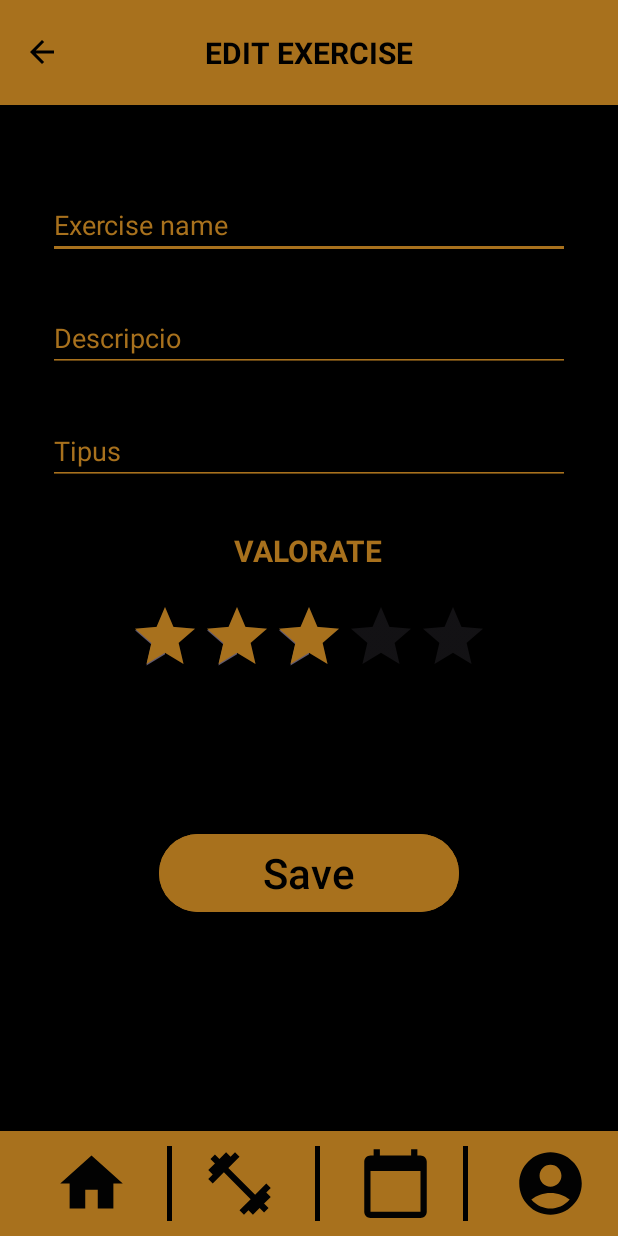
After one commit to OriolMunozZapater/EasyFitness, an Android app: the layout activity_edit_exercise.xml on its own in the app's theme, with its tools: preview values and no code run, on a phone screen of 412 x 824 dp. The commit adds this screen. Run offline under Robolectric (Android 15) with nearby library versions, the phone set to English and light mode, and no system bars.

Commit message:
pantalla editar exercici

```diff
--- /dev/null
+++ b/source/app/src/main/java/com/uablis/easyfitness/EditActivity.java
@@ -0,0 +1,75 @@
+package com.uablis.easyfitness;
+
+import android.annotation.SuppressLint;
+import android.app.DatePickerDialog;
+import android.content.DialogInterface;
+import android.content.Intent;
+import android.graphics.Color;
+import android.os.Bundle;
+import android.view.View;
+import android.widget.AdapterView;
+import android.widget.ArrayAdapter;
+import android.widget.Button;
+import android.widget.DatePicker;
+import android.widget.EditText;
+import android.widget.ImageView;
+import android.widget.RatingBar;
+import android.widget.Spinner;
+import android.widget.TextView;
+
+import androidx.annotation.Nullable;
+import androidx.appcompat.app.AlertDialog;
+import androidx.appcompat.app.AppCompatActivity;
+import androidx.appcompat.widget.Toolbar;
+
+public class EditActivity extends AppCompatActivity {
+
+    private EditText exName;
+    private EditText exDesc;
+    private EditText exTipo;
+    private RatingBar exExerciseRatingBar;
+    private Button btnAddExercise;
+    private Toolbar toolbar;
+    private ImageView backArrow;
+    @Override
+    protected void onCreate(Bundle savedInstanceState) {
+        super.onCreate(savedInstanceState);
+        setContentView(R.layout.activity_edit_exercise);
+
+        exName = findViewById(R.id.exName);
+        exDesc = findViewById(R.id.exDesc);
+        exTipo = findViewById(R.id.exTipo);
+        exExerciseRatingBar = findViewById(R.id.exExerciseRating);
+        btnAddExercise = findViewById(R.id.btnAddExercise);
+
+        toolbar = findViewById(R.id.toolbar);
+        backArrow = findViewById(R.id.backArrow);
+
+        btnAddExercise.setOnClickListener(new View.OnClickListener() {
+            @Override
+            public void onClick(View v) {
+                nextScreen();
+            }
+        });
+
+        backArrow.setOnClickListener(new View.OnClickListener() {
+            public void onClick(View v) {
+                backPressed();
+            }
+        });
+    }
+    public void nextScreen() {
+        String exerciseName = exName.getText().toString();
+        String exerciseDescription = exDesc.getText().toString();
+        String exerciseType = exTipo.getText().toString();
+        float exerciseRating = exExerciseRatingBar.getRating();
+
+        Intent intent = new Intent(EditActivity.this, HomeActivity.class);
+        startActivity(intent);
+    }
+
+    public void backPressed() {
+        Intent intent = new Intent(EditActivity.this, HomeActivity.class);
+        startActivity(intent);
+    }
+}
--- /dev/null
+++ b/source/app/src/main/res/layout/activity_edit_exercise.xml
@@ -0,0 +1,216 @@
+<?xml version="1.0" encoding="utf-8"?>
+<RelativeLayout xmlns:android="http://schemas.android.com/apk/res/android"
+    xmlns:app="http://schemas.android.com/apk/res-auto"
+    android:layout_width="match_parent"
+    android:layout_height="match_parent">
+
+    <RelativeLayout
+        android:layout_width="match_parent"
+        android:layout_height="match_parent">
+
+        <androidx.appcompat.widget.Toolbar
+            android:id="@+id/toolbar"
+            android:layout_width="match_parent"
+            android:layout_height="70dp"
+            android:background="#A8711D"
+            app:titleEnabled="false">
+
+            <ImageView
+                android:id="@+id/backArrow"
+                android:layout_width="wrap_content"
+                android:layout_height="wrap_content"
+                android:src="@drawable/ic_arrow_back"
+                android:layout_gravity="start"
+                android:layout_marginStart="10dp"
+                android:contentDescription="Back Arrow" />
+
+            <!-- TextView personalizado para el título -->
+            <TextView
+                android:layout_width="wrap_content"
+                android:layout_height="wrap_content"
+                android:text="EDIT EXERCISE"
+                android:textColor="@android:color/black"
+                android:textStyle="bold"
+                android:textSize="20sp"
+                android:layout_gravity="center" />
+
+        </androidx.appcompat.widget.Toolbar>
+        <RelativeLayout
+            android:layout_width="match_parent"
+            android:layout_height="match_parent"
+            android:background="@color/black"
+            android:layout_below="@id/toolbar">
+
+            <LinearLayout
+                android:id="@+id/layout"
+                android:layout_width="match_parent"
+                android:layout_height="wrap_content"
+                android:orientation="vertical"
+                android:padding="32dp">
+
+
+                <RelativeLayout
+                    android:layout_width="match_parent"
+                    android:layout_height="450dp">
+
+                    <!-- Aixo és nom de l'exercici-->
+                    <EditText
+                        android:id="@+id/exName"
+                        android:layout_width="match_parent"
+                        android:layout_height="wrap_content"
+                        android:hint="Exercise name"
+                        android:inputType="textEmailAddress"
+                        android:layout_marginTop="25dp"
+                        android:textColor="@android:color/white"
+                        android:textColorHint="#A8711D"
+                        android:backgroundTint="#A8711D" />
+
+                    <!-- Aixo és nom de l'exercici-->
+                    <EditText
+                        android:id="@+id/exDesc"
+                        android:layout_width="match_parent"
+                        android:layout_height="wrap_content"
+                        android:hint="Descripcio"
+                        android:inputType="textEmailAddress"
+                        android:layout_marginTop="30dp"
+                        android:textColor="@android:color/white"
+                        android:textColorHint="#A8711D"
+                        android:backgroundTint="#A8711D"
+                        android:layout_below="@id/exName"
+                        />
+
+                    <EditText
+                        android:id="@+id/exTipo"
+                        android:layout_width="match_parent"
+                        android:layout_height="wrap_content"
+                        android:hint="Tipus"
+                        android:inputType="textEmailAddress"
+                        android:layout_marginTop="30dp"
+                        android:textColor="@android:color/white"
+                        android:textColorHint="#A8711D"
+                        android:backgroundTint="#A8711D"
+                        android:layout_below="@id/exDesc"
+                        />
+
+                    <TextView
+                        android:id="@+id/evaluateText"
+                        android:layout_width="wrap_content"
+                        android:layout_height="wrap_content"
+                        android:text="VALORATE"
+                        android:textColor="#A8711D"
+                        android:layout_marginTop="30dp"
+                        android:layout_centerHorizontal="true"
+                        android:textStyle="bold"
+                        android:textSize="20sp"
+                        android:layout_gravity="center"
+                        android:layout_below='@id/exTipo'/>
+
+                    <RatingBar
+                        android:id="@+id/exExerciseRating"
+                        android:layout_width="wrap_content"
+                        android:layout_height="wrap_content"
+                        android:layout_below="@id/evaluateText"
+                        android:layout_marginTop="20dp"
+                        android:layout_centerHorizontal="true"
+                        android:numStars="5"
+                        android:rating="3"
+                        android:stepSize="1"
+                        android:progressTint="#A8711D"/>
+
+                </RelativeLayout>
+
+                <Button
+                    android:id="@+id/btnAddExercise"
+                    android:layout_width="200dp"
+                    android:layout_height="60dp"
+                    android:layout_gravity="bottom|center"
+                    android:backgroundTint="@color/EasyFitnessColor"
+                    android:text="Save"
+                    android:textColor="@color/black"
+                    android:textSize="28sp" />
+
+            </LinearLayout>
+
+            <LinearLayout
+                android:id="@+id/layout1"
+                android:layout_width="match_parent"
+                android:layout_height="wrap_content"
+                android:layout_gravity="bottom"
+                android:orientation="horizontal"
+                android:layout_below="@id/layout"
+                android:layout_alignParentBottom="true">
+
+                <androidx.appcompat.widget.Toolbar
+                    android:id="@+id/lowBar"
+                    android:layout_width="match_parent"
+                    android:layout_height="70dp"
+                    android:background="#A8711D"
+                    app:titleEnabled="false"
+                    android:layout_gravity="bottom">
+
+                    <ImageView
+                        android:id="@+id/home"
+                        android:layout_width="wrap_content"
+                        android:layout_height="wrap_content"
+                        android:src="@drawable/ic_home"
+                        android:layout_gravity="start"
+                        android:paddingLeft="20dp"
+                        android:paddingRight="25dp"/>
+
+                    <View
+                        android:layout_width="3dp"
+                        android:layout_height="match_parent"
+                        android:background="#000000"
+                        android:layout_marginTop="10dp"
+                        android:layout_marginBottom="10dp"/>
+
+                    <ImageView
+                        android:id="@+id/training_routines"
+                        android:layout_width="wrap_content"
+                        android:layout_height="wrap_content"
+                        android:src="@drawable/ic_training_routines"
+                        android:layout_gravity="start|right"
+                        android:paddingLeft="20dp"
+                        android:paddingRight="25dp"/>
+
+                    <View
+                        android:layout_width="3dp"
+                        android:layout_height="match_parent"
+                        android:background="#000000"
+                        android:layout_marginTop="10dp"
+                        android:layout_marginBottom="10dp"/>
+
+                    <ImageView
+                        android:id="@+id/training_session"
+                        android:layout_width="wrap_content"
+                        android:layout_height="wrap_content"
+                        android:src="@drawable/ic_training"
+                        android:layout_gravity="left|end"
+                        android:paddingLeft="25dp"
+                        android:paddingRight="20dp"/>
+
+                    <View
+                        android:layout_width="3dp"
+                        android:layout_height="match_parent"
+                        android:background="#000000"
+                        android:layout_marginTop="10dp"
+                        android:layout_marginBottom="10dp"/>
+
+                    <ImageView
+                        android:id="@+id/profile"
+                        android:layout_width="wrap_content"
+                        android:layout_height="wrap_content"
+                        android:src="@drawable/ic_profile"
+                        android:layout_gravity="end"
+                        android:paddingRight="20dp"
+                        android:paddingLeft="20dp"/>
+
+                </androidx.appcompat.widget.Toolbar>
+
+            </LinearLayout>
+
+        </RelativeLayout>
+
+    </RelativeLayout>
+
+</RelativeLayout>
--- a/source/app/src/main/res/layout/activity_view_training_routine.xml
+++ b/source/app/src/main/res/layout/activity_view_training_routine.xml
@@ -98,6 +98,13 @@
                     android:paddingLeft="20dp"
                     android:paddingRight="25dp"/>
 
+                <View
+                    android:layout_width="3dp"
+                    android:layout_height="match_parent"
+                    android:background="#000000"
+                    android:layout_marginTop="10dp"
+                    android:layout_marginBottom="10dp"/>
+
                 <ImageView
                     android:id="@+id/training_routines"
                     android:layout_width="wrap_content"
@@ -107,6 +114,13 @@
                     android:paddingLeft="20dp"
                     android:paddingRight="25dp"/>
 
+                <View
+                    android:layout_width="3dp"
+                    android:layout_height="match_parent"
+                    android:background="#000000"
+                    android:layout_marginTop="10dp"
+                    android:layout_marginBottom="10dp"/>
+
                 <ImageView
                     android:id="@+id/training_session"
                     android:layout_width="wrap_content"
@@ -115,6 +129,13 @@
                     android:layout_gravity="left|end"
                     android:paddingLeft="25dp"
                     android:paddingRight="20dp"/>
+
+                <View
+                    android:layout_width="3dp"
+                    android:layout_height="match_parent"
+                    android:background="#000000"
+                    android:layout_marginTop="10dp"
+                    android:layout_marginBottom="10dp"/>
 
                 <ImageView
                     android:id="@+id/profile"
```
